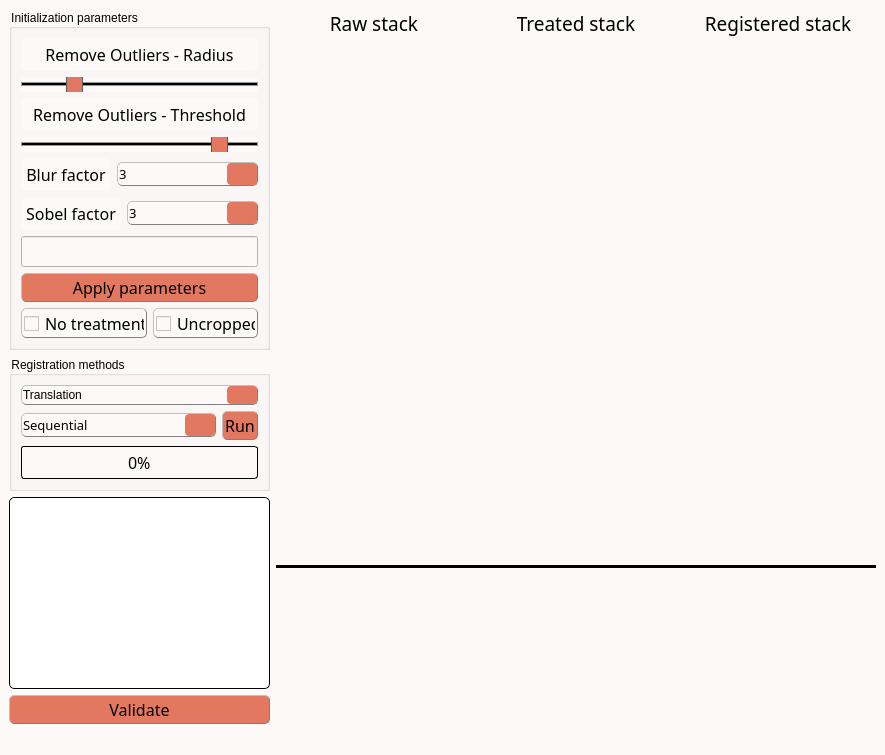
First picture: the form in inichord/Registration.ui, repository Cyril-Langlois/iniCHORD, before the edit.
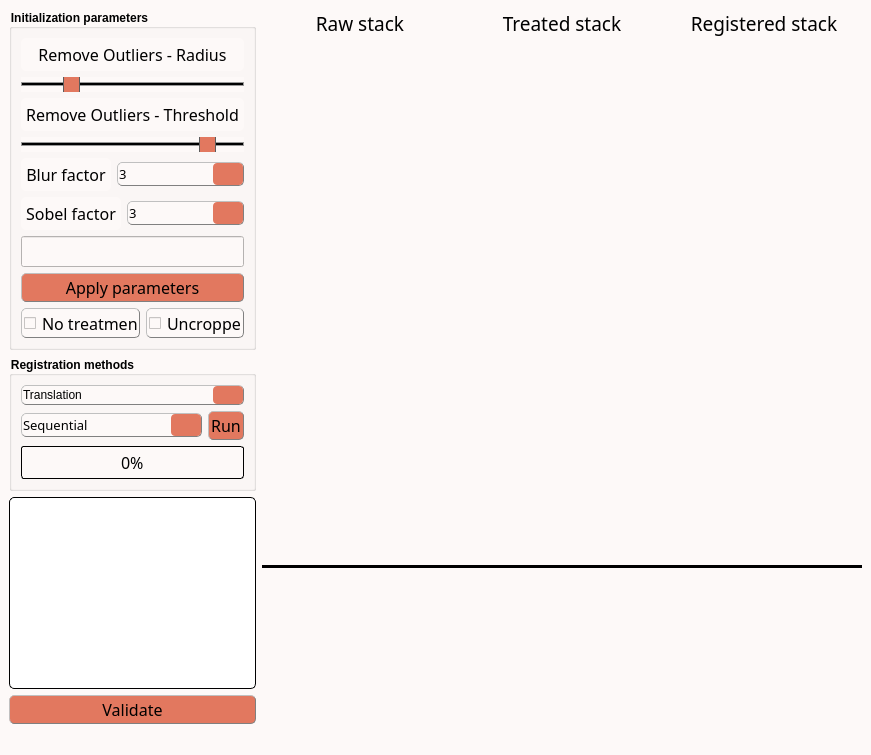
Second picture: the form after the edit. Icons and pictures are not drawn. Custom widgets are drawn as their Qt base class.

The edit to the form file:
```diff
--- a/inichord/Registration.ui
+++ b/inichord/Registration.ui
@@ -6,7 +6,7 @@
    <rect>
     <x>0</x>
     <y>0</y>
-    <width>885</width>
+    <width>842</width>
     <height>692</height>
    </rect>
   </property>
@@ -56,8 +56,8 @@
 
 /* Gestion taille des QCheckBoxes */
 QCheckBox::indicator:unchecked, QCheckBox::indicator:unchecked:hover, QCheckBox::indicator:checked, QCheckBox::indicator:checked:hover  {
-	width :15px;
-	height : 15px;
+	width :12px;
+	height : 12px;
 }
 
 QLabel {
@@ -156,6 +156,10 @@
     height: 30px;
     margin: -10px 0; /* handle is placed by default on the contents rect of the groove. Expand outside the groove */
     border-radius: 3px;
+}
+
+QGroupBox {
+    font-weight: bold;
 }</string>
   </property>
   <widget class="QWidget" name="centralwidget">
@@ -568,6 +572,9 @@
              <property name="alignment">
               <set>Qt::AlignCenter</set>
              </property>
+             <property name="readOnly">
+              <bool>true</bool>
+             </property>
             </widget>
            </item>
            <item>
@@ -1046,6 +1053,9 @@
             <property name="midLineWidth">
              <number>1</number>
             </property>
+            <property name="readOnly">
+             <bool>true</bool>
+            </property>
            </widget>
           </item>
           <item>
```
Left out of the diff: 2 changed lines with no effect on the pictures.
